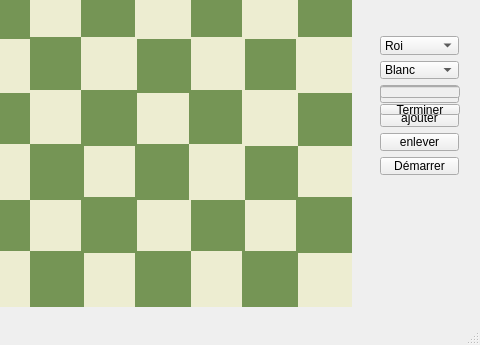
liu-cal/Chess, file ProjetJeuxEchecs.ui: the form before one commit; both pictures show x 101 to 581 and y 172 to 517 of the 581 by 517 pixel window.
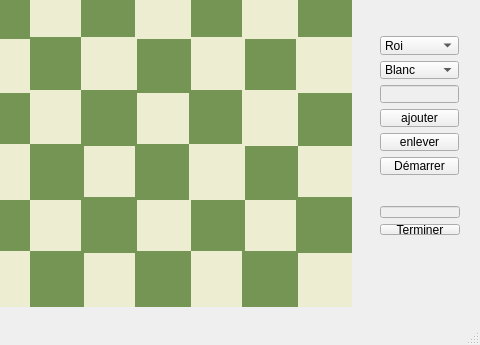
The form after the commit.

```diff
--- a/ProjetJeuxEchecs.ui
+++ b/ProjetJeuxEchecs.ui
@@ -1875,7 +1875,7 @@
     <property name="geometry">
      <rect>
       <x>470</x>
-      <y>230</y>
+      <y>350</y>
       <width>102</width>
       <height>51</height>
      </rect>
@@ -1893,6 +1893,15 @@
      </item>
      <item>
       <widget class="QPushButton" name="terminer">
+       <property name="enabled">
+        <bool>true</bool>
+       </property>
+       <property name="sizePolicy">
+        <sizepolicy hsizetype="Minimum" vsizetype="Fixed">
+         <horstretch>0</horstretch>
+         <verstretch>0</verstretch>
+        </sizepolicy>
+       </property>
        <property name="text">
         <string>Terminer</string>
        </property>
```
